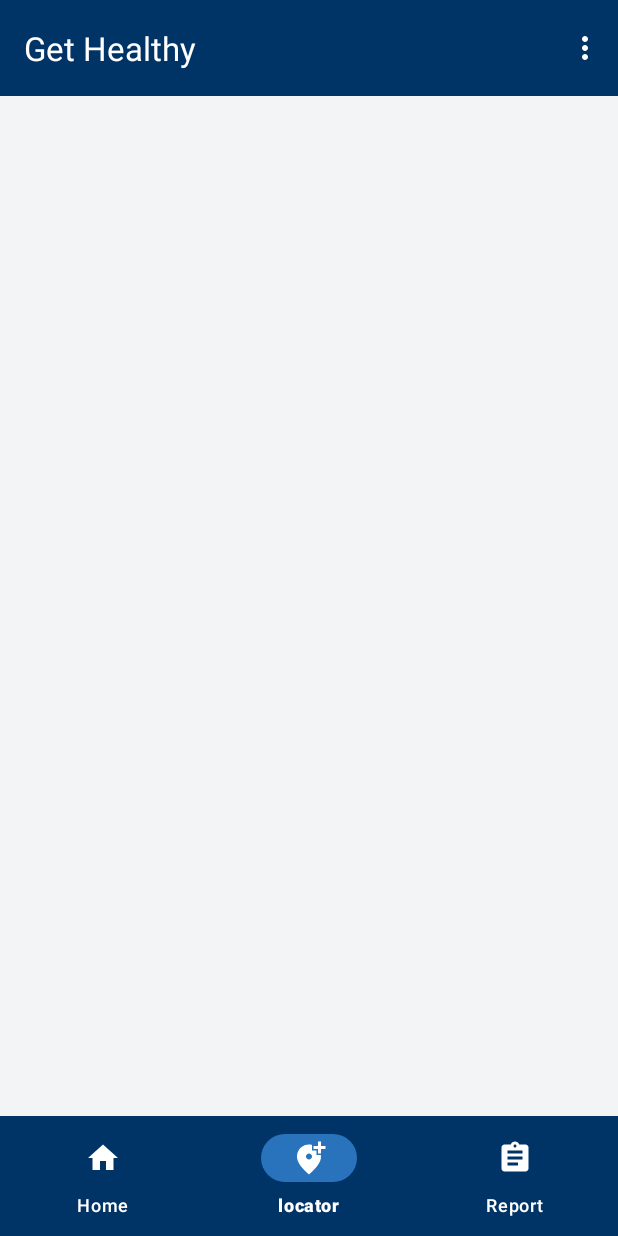
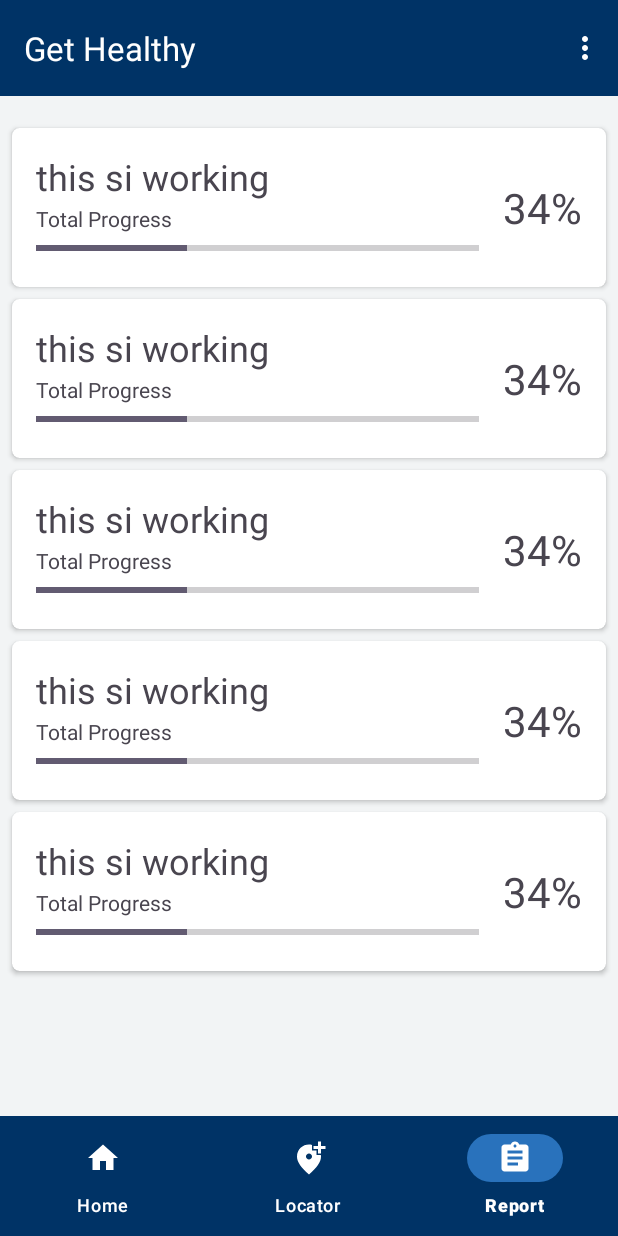
Before and after one commit to Gurpinder009/mobile_development2_classwork, an Android app: the screen it shows after launch once a user with an empty profile is signed in (MainActivity), item 3 of the bottom bar chosen, on a phone screen of 412 x 824 dp. Run offline under Robolectric (Android 15) with nearby library versions, the phone set to English and light mode, and no system bars; our stand-ins replace Firebase (no records; nobody signed in at launch, a user with empty details on screens opened directly), Volley, navigation-ui.

```diff
--- a/app/src/main/java/mobile/dev/androidfinalproject/dbHelpers/HealthLogsDbHelper.kt
+++ b/app/src/main/java/mobile/dev/androidfinalproject/dbHelpers/HealthLogsDbHelper.kt
@@ -16,7 +16,8 @@ class HealthLogsDbHelper {
         // for getting entire collection
         fun  getHealthLogs(successListener:(result: QuerySnapshot)->Unit, failureListener:(exception:Exception)->Unit){
             val db = SingletonFirebaseDb.getInstance().getFirestoreDb()
-            db.collection(COLLECTION_NAME).get()
+            val email = SingletonFirebaseAuth.getInstance().getCurrentUser().email
+            db.collection(COLLECTION_NAME).whereEqualTo("userId",email).get()
                 .addOnSuccessListener(successListener)
                 .addOnFailureListener(failureListener)
         }
--- /dev/null
+++ b/app/src/main/java/mobile/dev/androidfinalproject/fragments/HealthLogReportFragment.kt
@@ -0,0 +1,44 @@
+package mobile.dev.androidfinalproject.fragments
+
+import android.os.Bundle
+import androidx.fragment.app.Fragment
+import android.view.LayoutInflater
+import android.view.View
+import android.view.ViewGroup
+import android.widget.LinearLayout
+import androidx.recyclerview.widget.LinearLayoutManager
+import mobile.dev.androidfinalproject.R
+import mobile.dev.androidfinalproject.databinding.FragmentGetStartedBinding
+import mobile.dev.androidfinalproject.databinding.FragmentHealthLogReportBinding
+import mobile.dev.androidfinalproject.utilities.HealthLogRecyclerViewAdapter
+
+
+class HealthLogReportFragment(
+    private var _binding: FragmentHealthLogReportBinding?=null
+)
+    : Fragment() {
+
+
+    override fun onCreateView(
+        inflater: LayoutInflater, container: ViewGroup?,
+        savedInstanceState: Bundle?
+    ): View? {
+        _binding = FragmentHealthLogReportBinding.inflate(inflater, container, false)
+        return _binding?.root
+    }
+
+
+    override fun onViewCreated(view: View, savedInstanceState: Bundle?) {
+        super.onViewCreated(view, savedInstanceState)
+        _binding?.recycler?.layoutManager = LinearLayoutManager(context)
+        _binding?.recycler?.adapter = HealthLogRecyclerViewAdapter()
+    }
+
+
+    override fun onDestroy() {
+        super.onDestroy()
+        _binding = null
+    }
+
+
+}
--- a/app/src/main/java/mobile/dev/androidfinalproject/fragments/MapsFragment.kt
+++ b/app/src/main/java/mobile/dev/androidfinalproject/fragments/MapsFragment.kt
@@ -2,7 +2,6 @@ package mobile.dev.androidfinalproject.fragments
 
 import android.Manifest
 import android.annotation.SuppressLint
-import android.content.pm.ApplicationInfo
 import android.content.pm.PackageManager
 import android.os.Bundle
 import android.util.Log
@@ -10,12 +9,9 @@ import android.view.LayoutInflater
 import android.view.View
 import android.view.ViewGroup
 import android.widget.Toast
-import androidx.core.app.ActivityCompat
 import androidx.fragment.app.Fragment
-import com.android.volley.BuildConfig
-import com.android.volley.Request
+
 import com.android.volley.RequestQueue
-import com.android.volley.VolleyError
 import com.android.volley.toolbox.JsonObjectRequest
 import com.android.volley.toolbox.Volley
 import com.google.android.gms.location.LocationServices
@@ -32,11 +28,12 @@ import org.json.JSONArray
 import org.json.JSONException
 import org.json.JSONObject
 
-class MapsFragment() : Fragment() {
+class MapsFragment: Fragment() {
 
     private lateinit var googleMap: GoogleMap
     private lateinit var location: LatLng
-    private var requestQueue:RequestQueue? = null
+    private var requestQueue:RequestQueue?=null
+
     private val locationPermissionRequest = registerForActivityResult(
         ActivityResultContracts.RequestMultiplePermissions()
     ) { permissions ->
@@ -56,6 +53,7 @@ class MapsFragment() : Fragment() {
 
         val fusedLocationClient =
             LocationServices.getFusedLocationProviderClient(requireActivity())
+
 
         fusedLocationClient.lastLocation.addOnSuccessListener { result ->
             run {
@@ -98,13 +96,13 @@ class MapsFragment() : Fragment() {
 
     override fun onViewCreated(view: View, savedInstanceState: Bundle?) {
         super.onViewCreated(view, savedInstanceState)
+        requestQueue=Volley.newRequestQueue(context)
         val mapFragment = childFragmentManager.findFragmentById(R.id.map) as SupportMapFragment?
         mapFragment?.getMapAsync(callback)
     }
 
     private fun fetchLocations() {
         val radius = 1500
-        requestQueue =Volley.newRequestQueue(context)
 
         val apiKey = "Q3h0fGEz-KQh4G2T0QhOqyeFpIry9xS4Nzx601bKNQkMaWWgfFmZG7DoryEonSQGH3P2DzryHGh0JzMvEVVhlM_ItZ-g89zbGvUhnQ_mdTM71u4ug8di_x6hv-XIZ3Yx"
         val url = "https://api.yelp.com/v3/businesses/search?term=fitness&latitude=${location.latitude}&longitude=${location.longitude}&radius=${radius}"
@@ -173,8 +171,10 @@ class MapsFragment() : Fragment() {
 
     override fun onDestroy() {
         super.onDestroy()
-        if(requestQueue != null){
-            requestQueue!!.cancelAll(null);
+
+        requestQueue?.let { queue ->
+            queue.cancelAll { true }
         }
+
     }
 }
--- a/app/src/main/java/mobile/dev/androidfinalproject/utilities/HealthLogRecyclerViewAdapter.kt
+++ b/app/src/main/java/mobile/dev/androidfinalproject/utilities/HealthLogRecyclerViewAdapter.kt
@@ -1,7 +1,7 @@
 package mobile.dev.androidfinalproject.utilities
 
+import android.annotation.SuppressLint
 import android.view.LayoutInflater
-import android.view.View
 import android.view.ViewGroup
 import androidx.recyclerview.widget.RecyclerView
 import mobile.dev.androidfinalproject.databinding.HealthLogDailyReportCardBinding
@@ -10,31 +10,18 @@ class HealthLogRecyclerViewAdapter(
 ) :
     RecyclerView.Adapter<HealthLogRecyclerViewAdapter.HealthLogViewHolder>() {
 
-
-
-
-
     override fun onCreateViewHolder(parent: ViewGroup, viewType: Int): HealthLogViewHolder {
-        val _binding = HealthLogDailyReportCardBinding.inflate(LayoutInflater.from(parent.context), parent,false)
-        return HealthLogViewHolder(_binding)
+        val binding = HealthLogDailyReportCardBinding.inflate(LayoutInflater.from(parent.context), parent,false)
+        return HealthLogViewHolder(binding)
     }
-
     override fun getItemCount(): Int {
-        TODO("Not yet implemented")
+        return 5
     }
-
+    @SuppressLint("SetTextI18n")
     override fun onBindViewHolder(holder: HealthLogViewHolder, position: Int) {
-        TODO("Not yet implemented")
+        holder.binding.dayTitle.text = "this si working"
+        holder.binding.progressBar.progress = 34;
+        holder.binding.progressValue.text = "34%"
     }
-
-
-
-
-
-
-
-    inner  class HealthLogViewHolder(private val _binding : HealthLogDailyReportCardBinding) : RecyclerView.ViewHolder(_binding.root) {
-
-    }
-
+    inner  class HealthLogViewHolder(val binding: HealthLogDailyReportCardBinding) : RecyclerView.ViewHolder(binding.root)
 }
--- /dev/null
+++ b/app/src/main/res/layout/fragment_health_log_report.xml
@@ -0,0 +1,16 @@
+<?xml version="1.0" encoding="utf-8"?>
+<FrameLayout xmlns:android="http://schemas.android.com/apk/res/android"
+    xmlns:tools="http://schemas.android.com/tools"
+    android:layout_width="match_parent"
+    android:layout_height="match_parent"
+    android:layout_marginTop="16dp"
+    tools:context=".fragments.HealthLogReportFragment">
+
+
+    <androidx.recyclerview.widget.RecyclerView
+        android:id="@+id/recycler"
+        android:paddingTop="65dp"
+        android:paddingBottom="20dp"
+        android:layout_width="match_parent"
+        android:layout_height="match_parent" />
+</FrameLayout>
--- a/app/src/main/res/layout/health_log_daily_report_card.xml
+++ b/app/src/main/res/layout/health_log_daily_report_card.xml
@@ -2,7 +2,8 @@
 <androidx.cardview.widget.CardView   xmlns:android="http://schemas.android.com/apk/res/android"
     xmlns:app="http://schemas.android.com/apk/res-auto"
     android:layout_width="match_parent"
-    android:layout_margin="8dp"
+    android:layout_marginVertical="4dp"
+    android:layout_marginHorizontal="8dp"
     app:cardCornerRadius="5dp"
 
 
--- a/app/src/main/res/menu/bottom_nav_bar.xml
+++ b/app/src/main/res/menu/bottom_nav_bar.xml
@@ -8,10 +8,10 @@
 
     <item
         android:id="@+id/mapsFragment"
-        android:icon="@drawable/baseline_add_location_alt_24" android:title="locator" />
+        android:icon="@drawable/baseline_add_location_alt_24" android:title="Locator" />
 
     <item
-        android:id="@+id/menu_notifications"
+        android:id="@+id/healthLogReportFragment"
         android:icon="@drawable/baseline_assignment_24" android:title="Report" />
 
 </menu>
--- a/app/src/main/res/navigation/nav_graph.xml
+++ b/app/src/main/res/navigation/nav_graph.xml
@@ -13,4 +13,9 @@
         android:name="mobile.dev.androidfinalproject.fragments.MapsFragment"
         android:label="fragment_maps"
         tools:layout="@layout/fragment_maps" />
+    <fragment
+        android:id="@+id/healthLogReportFragment"
+        android:name="mobile.dev.androidfinalproject.fragments.HealthLogReportFragment"
+        android:label="fragment_reports"
+        tools:layout="@layout/fragment_health_log_report" />
 </navigation>
```
Also changed, not shown: app/src/main/java/mobile/dev/androidfinalproject/fragments/userFragments/ProfileFragment.kt (added, +60 -0 lines), app/src/main/res/layout/fragment_dashboard.xml (+51 -1 lines), app/src/main/res/layout/fragment_profile.xml (added, +14 -0 lines).
